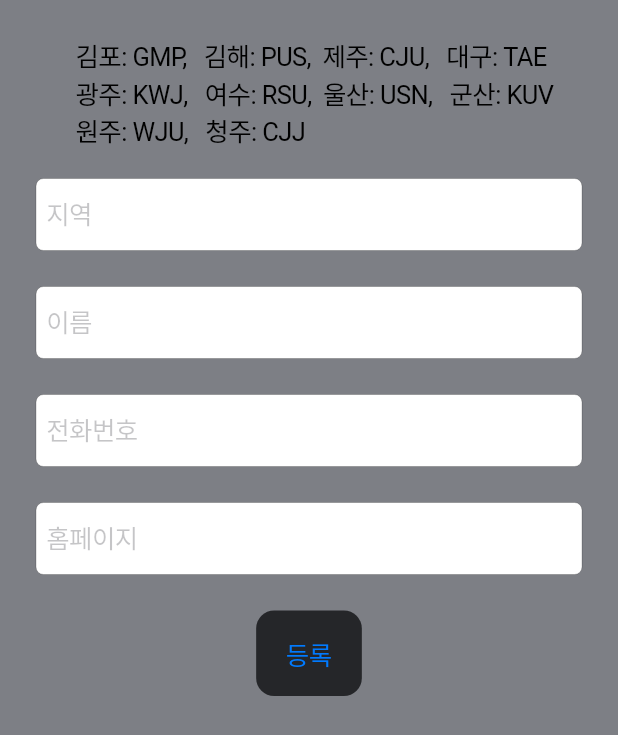
After one commit to Up-s/AirportParking, a Flutter app: the EditStoreScreen screen opened directly, on a phone screen of 412 x 824 dp. The commit adds this screen. Shown: the top 735 px of the screen. Run offline on Flutter 3.47's test engine with Material 3 defaults, Android fonts, the phone set to English and light mode, and no system bars; our stand-ins replace cloud_firestore, firebase_core, flutter_dotenv, freezed_annotation, lottie, package_info_plus; accounts and stored records are empty; generated files the repository leaves out were written again.

Commit message:
UPDATE 스토어 등록 화면

```diff
--- a/airport_parking/lib/domain/model/app_config.dart
+++ b/airport_parking/lib/domain/model/app_config.dart
@@ -16,7 +16,7 @@ class AppConfig with _$AppConfig {
   factory AppConfig.fromJson(Map<String, Object?> json) =>
       _$AppConfigFromJson(json);
 
-  factory AppConfig.formDocment(DocumentSnapshot snapshot) {
+  factory AppConfig.formDocument(DocumentSnapshot snapshot) {
     final data = snapshot.data() as Map<String, dynamic>;
     final String latestVersion = data['latest_version'];
     final String minVersion = data['min_version'];
--- /dev/null
+++ b/airport_parking/lib/domain/model/store.dart
@@ -0,0 +1,18 @@
+import 'package:freezed_annotation/freezed_annotation.dart';
+
+part 'store.freezed.dart';
+
+part 'store.g.dart';
+
+@freezed
+class Store with _$Store {
+  factory Store({
+    required bool isAd,
+    required String path,
+    required String title,
+    required String phone,
+    required String website,
+  }) = _Store;
+
+  factory Store.fromJson(Map<String, Object?> json) => _$StoreFromJson(json);
+}
--- a/airport_parking/lib/domain/respository/firebase_api_repository.dart
+++ b/airport_parking/lib/domain/respository/firebase_api_repository.dart
@@ -1,6 +1,8 @@
 import 'package:airport_parking/domain/model/app_config.dart';
+import 'package:airport_parking/domain/model/store.dart';
 import 'package:airport_parking/util/result.dart';
 
 abstract class FirebaseApiRepository {
-  Future<Result<AppConfig>> call();
+  Future<Result<AppConfig>> fetchConfig();
+  Future<Result<void>> updateStore(Store store);
 }
--- a/airport_parking/lib/domain/use_case/get_app_config_use_case.dart
+++ b/airport_parking/lib/domain/use_case/get_app_config_use_case.dart
@@ -7,7 +7,7 @@ class GetAppConfigUseCase {
   GetAppConfigUseCase(this.repository);
 
   Future<SplashAppConfigEvent> call(String currentVersion) async {
-    final result = await repository();
+    final result = await repository.fetchConfig();
 
     return result.when(
       success: (config) {
--- /dev/null
+++ b/airport_parking/lib/domain/use_case/post_store_use_case.dart
@@ -0,0 +1,13 @@
+import 'package:airport_parking/domain/model/store.dart';
+import 'package:airport_parking/domain/respository/firebase_api_repository.dart';
+import 'package:airport_parking/util/result.dart';
+
+class PostStoreUseCase {
+  final FirebaseApiRepository repository;
+
+  PostStoreUseCase(this.repository);
+
+  Future<Result<void>> call(Store store) async {
+    return await repository.updateStore(store);
+  }
+}
--- a/airport_parking/lib/main.dart
+++ b/airport_parking/lib/main.dart
@@ -1,5 +1,6 @@
 import 'package:airport_parking/di/provider_setup.dart';
 import 'package:airport_parking/firebase_options.dart';
+import 'package:airport_parking/presentation/edit_airport/edit_store_screen.dart';
 import 'package:airport_parking/presentation/splash/splash_screen.dart';
 import 'package:firebase_core/firebase_core.dart';
 import 'package:flutter/cupertino.dart';
@@ -30,6 +31,7 @@ class MyApp extends StatelessWidget {
   @override
   Widget build(BuildContext context) {
     return const CupertinoApp(
+      // home: EditStoreScreen(),
       home: SplashScreen(),
     );
   }
--- /dev/null
+++ b/airport_parking/lib/presentation/edit_airport/edit_store_event.dart
@@ -0,0 +1,8 @@
+import 'package:freezed_annotation/freezed_annotation.dart';
+
+part 'edit_store_event.freezed.dart';
+
+@freezed
+sealed class EditStoreEvent with _$EditStoreEvent {
+  const factory EditStoreEvent.showAlert(String message) = ShowAlert;
+}
--- /dev/null
+++ b/airport_parking/lib/presentation/edit_airport/edit_store_screen.dart
@@ -0,0 +1,132 @@
+import 'dart:async';
+
+import 'package:airport_parking/presentation/edit_airport/edit_store_view_model.dart';
+import 'package:airport_parking/util/colors.dart';
+import 'package:flutter/cupertino.dart';
+import 'package:flutter/material.dart';
+import 'package:provider/provider.dart';
+
+class EditStoreScreen extends StatefulWidget {
+  const EditStoreScreen({super.key});
+
+  @override
+  State<EditStoreScreen> createState() => _EditStoreScreenState();
+}
+
+class _EditStoreScreenState extends State<EditStoreScreen> {
+  final TextEditingController _pathController = TextEditingController();
+  final TextEditingController _nameController = TextEditingController();
+  final TextEditingController _phoneController = TextEditingController();
+  final TextEditingController _websiteController = TextEditingController();
+  StreamSubscription? _subscription;
+
+  String info = """
+  김포: GMP,   김해: PUS,  제주: CJU,   대구: TAE
+  광주: KWJ,   여수: RSU,  울산: USN,   군산: KUV
+  원주: WJU,   청주: CJJ
+  """;
+
+  @override
+  void initState() {
+    super.initState();
+
+    Future.microtask(() {
+      final viewModel = context.read<EditStoreViewModel>();
+      _subscription = viewModel.eventStream.listen((event) {
+        event.when(
+          showAlert: (message) {
+            showCupertinoModalPopup<void>(
+              context: context,
+              builder: (BuildContext context) => CupertinoAlertDialog(
+                title: Text('알림'),
+                content: Text(message),
+                actions: [
+                  CupertinoDialogAction(
+                    isDefaultAction: true,
+                    onPressed: () {
+                      Navigator.pop(context);
+                    },
+                    child: Text('확인'),
+                  ),
+                ],
+              ),
+            );
+          },
+        );
+      });
+    });
+  }
+
+  @override
+  void dispose() {
+    _subscription?.cancel();
+    _pathController.dispose();
+    _nameController.dispose();
+    _phoneController.dispose();
+    _websiteController.dispose();
+    super.dispose();
+  }
+
+  @override
+  Widget build(BuildContext context) {
+    final viewModel = context.watch<EditStoreViewModel>();
+
+    return CupertinoPageScaffold(
+      backgroundColor: InColors.gray600,
+      child: SafeArea(
+        child: Container(
+          padding: const EdgeInsets.all(24.0),
+          child: Column(
+            children: [
+              Text(info),
+              SizedBox(
+                height: 48.0,
+                child: CupertinoTextField(
+                  placeholder: '지역',
+                  controller: _pathController,
+                ),
+              ),
+              const SizedBox(height: 24.0),
+              SizedBox(
+                height: 48.0,
+                child: CupertinoTextField(
+                  placeholder: '이름',
+                  controller: _nameController,
+                ),
+              ),
+              const SizedBox(height: 24.0),
+              SizedBox(
+                height: 48.0,
+                child: CupertinoTextField(
+                  placeholder: '전화번호',
+                  controller: _phoneController,
+                ),
+              ),
+              const SizedBox(height: 24.0),
+              SizedBox(
+                height: 48.0,
+                child: CupertinoTextField(
+                  placeholder: '홈페이지',
+                  controller: _websiteController,
+                ),
+              ),
+              const SizedBox(height: 24.0),
+              CupertinoButton(
+                color: InColors.gray900,
+                onPressed: () {
+                  viewModel.updateStore(
+                    _pathController.text,
+                    _nameController.text,
+                    _phoneController.text,
+                    _websiteController.text,
+                  );
+                },
+                child: const Text('등록'),
+              ),
+            ],
+          ),
+        ),
+      ),
+    );
+  }
+}
```
Also changed, not shown: airport_parking/lib/data/data_source/firebase_api.dart (+16 -2 lines), airport_parking/lib/data/repository/firebase_api_repository_impl.dart (+8 -2 lines), airport_parking/lib/di/provider_setup.dart (+9 -0 lines), airport_parking/lib/presentation/edit_airport/edit_store_view_model.dart (added, +54 -0 lines), airport_parking/lib/presentation/splash/splash_screen.dart (+6 -3 lines), airport_parking/lib/domain/model/open_airport.freezed.dart, airport_parking/lib/domain/model/store.freezed.dart (added), airport_parking/lib/domain/model/store.g.dart (added), airport_parking/lib/presentation/edit_airport/edit_store_event.freezed.dart (added), 1 other file.
